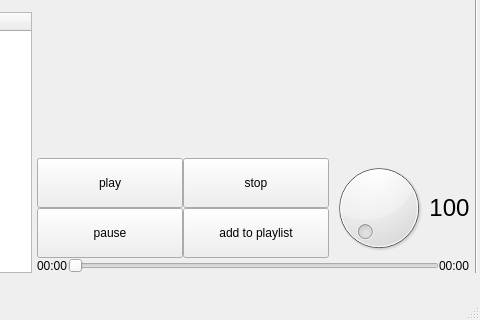
Above: please_be_final.ui from Azatish/Finally before the change; both pictures show x 293 to 773 and y 288 to 608 of the 773 by 608 pixel window. Below: the same form after it.
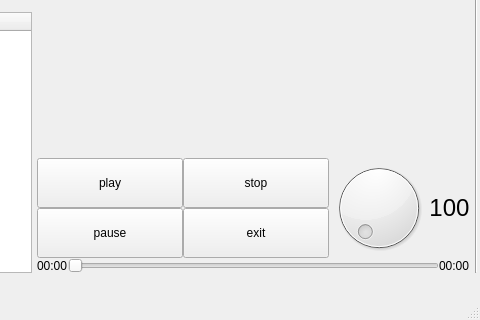
That is the form after the change. Icons and pictures are not drawn.

Patch:
```diff
--- a/please_be_final.ui
+++ b/please_be_final.ui
@@ -13,6 +13,9 @@
   <property name="windowTitle">
    <string>MainWindow</string>
   </property>
+  <property name="styleSheet">
+   <string notr="true">background-image: url(:/photos/translucent-image.png);</string>
+  </property>
   <widget class="QWidget" name="centralwidget">
    <widget class="QWidget" name="gridLayoutWidget">
     <property name="geometry">
@@ -158,7 +161,7 @@
               </sizepolicy>
              </property>
              <property name="text">
-              <string>add to playlist</string>
+              <string>exit</string>
              </property>
              <property name="add to playlist" stdset="0">
               <string>add to playlist</string>
```
Left out of the diff: 6 changed lines with no effect on the pictures.
